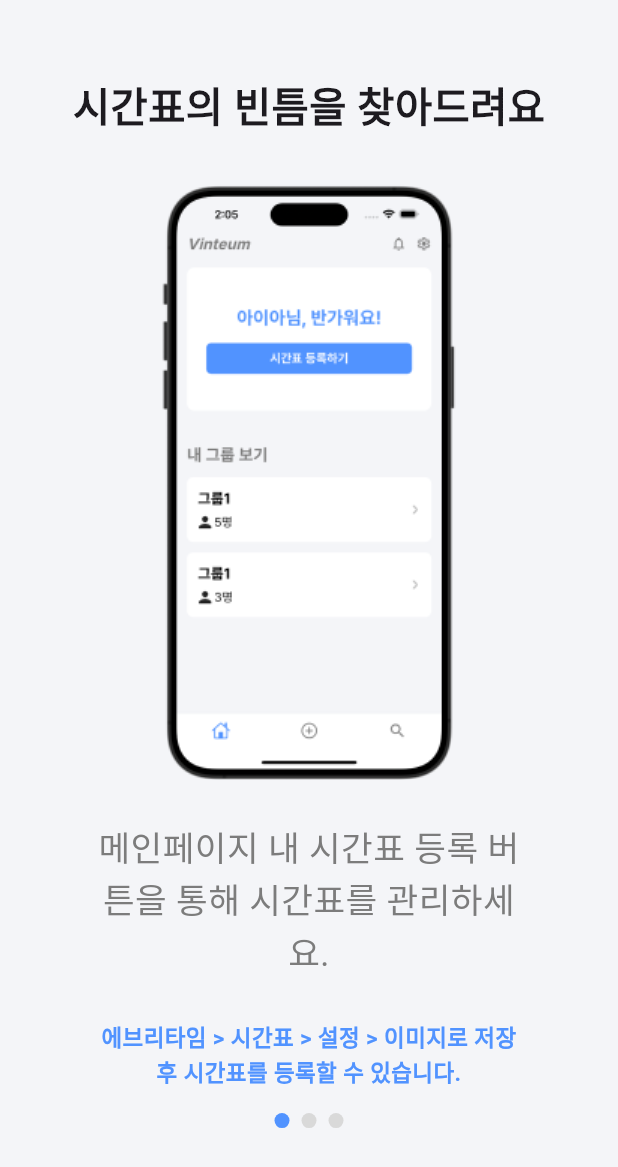
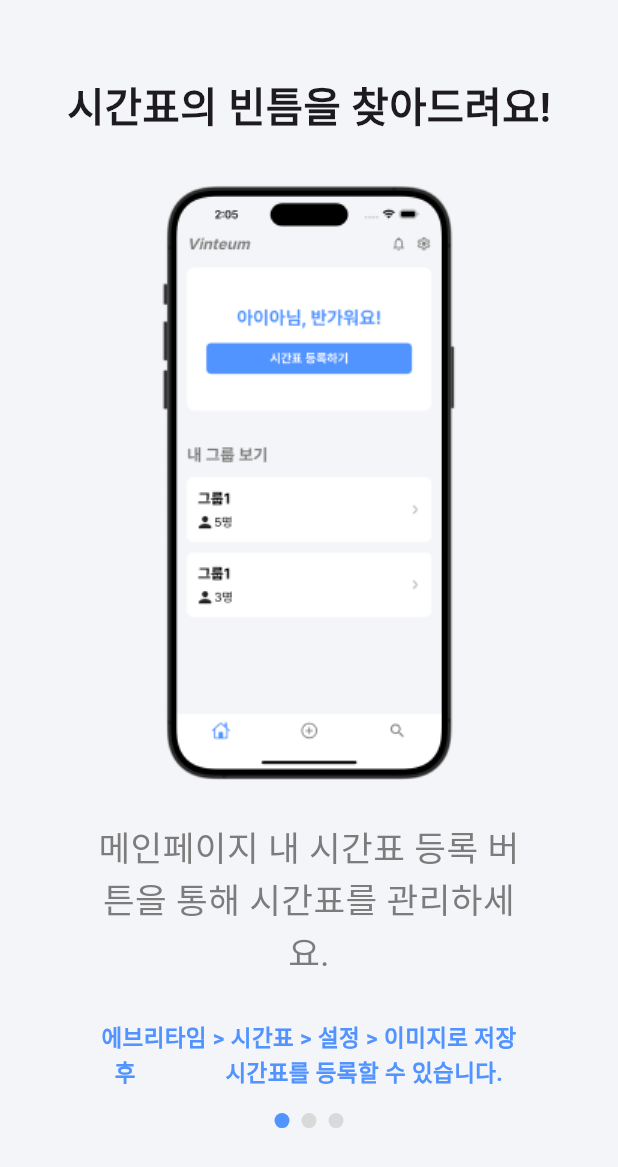
Before and after one commit to AIIA-GCU/VinTeum-FE, a Flutter app: the HelpScreen screen opened directly, on a phone screen of 412 x 824 dp. Shown: the top 1167 px of the screen. Run offline on Flutter 3.47's test engine with Material 3 defaults, Android fonts, the light colour scheme and no system bars; drawn by our look-alikes of smooth_page_indicator; our stand-ins replace image_picker; Roboto replaces fonts that are missing (Pretendard).

Commit message:
[chore] 도움말 페이지 줄바꿈

```diff
--- a/lib/Page/Help_screen.dart
+++ b/lib/Page/Help_screen.dart
@@ -16,13 +16,15 @@ class _HelpScreenState extends State<HelpScreen> {
   final PageController pageController = PageController(initialPage: 0);
   int currentPageIndex = 0;
 
-  final help1_title = "시간표의 빈틈을 찾아드려요";
+  final help1_title = "시간표의 빈틈을 찾아드려요!";
   final help1_content = "메인페이지 내 시간표 등록 버튼을 통해 시간표를 관리하세요.";
-  final help1_subContent = "에브리타임 > 시간표 > 설정 > 이미지로 저장 후 시간표를 등록할 수 있습니다.";
+  final help1_subContent = "에브리타임 > 시간표 > 설정 > 이미지로 저장 후 "
+      "              시간표를 등록할 수 있습니다.";
 
-  final help2_title = "시간표의 종류에 따라 등록하세요";
+  final help2_title = "시간표의 종류에 따라 등록하세요!";
   final help2_content = "자신의 시간표 종류를 선택 후 시간표 이미지를 등록하세요.";
-  final help2_subContent = "정규 시간표 : 주말이 포함되지 않은 시간표 커스텀 시간표 : 주말이 포함된 시간표";
+  final help2_subContent = "정규 시간표 : 주말이 포함되지 않은 시간표"
+      "                     커스텀 시간표 : 주말이 포함된 시간표";
 
   final help3_title = "등록된 시간표는 수정이 가능해요!";
   final help3_content = "시간표에서 원하는 일정을 등록해보세요.";
```
